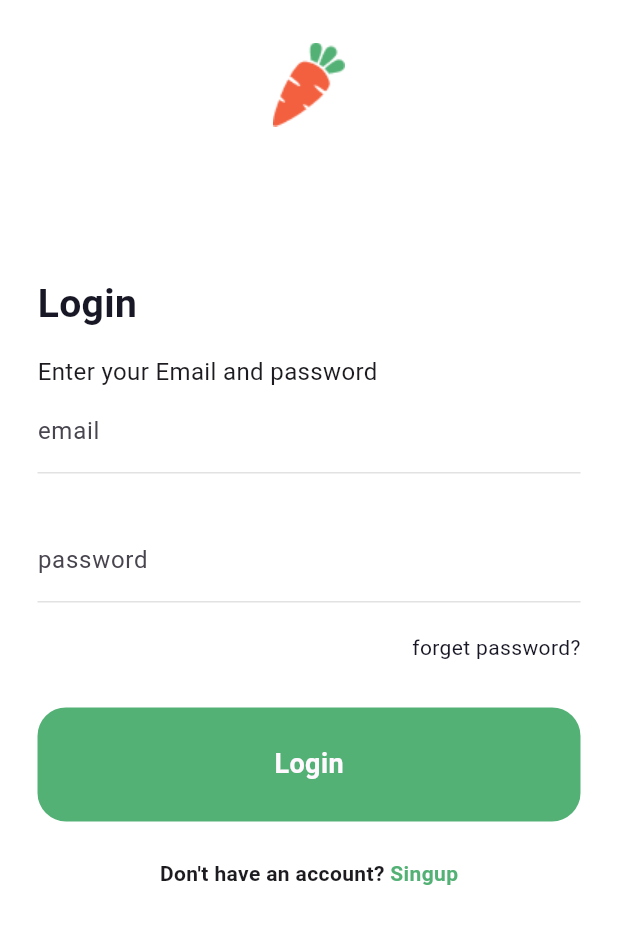
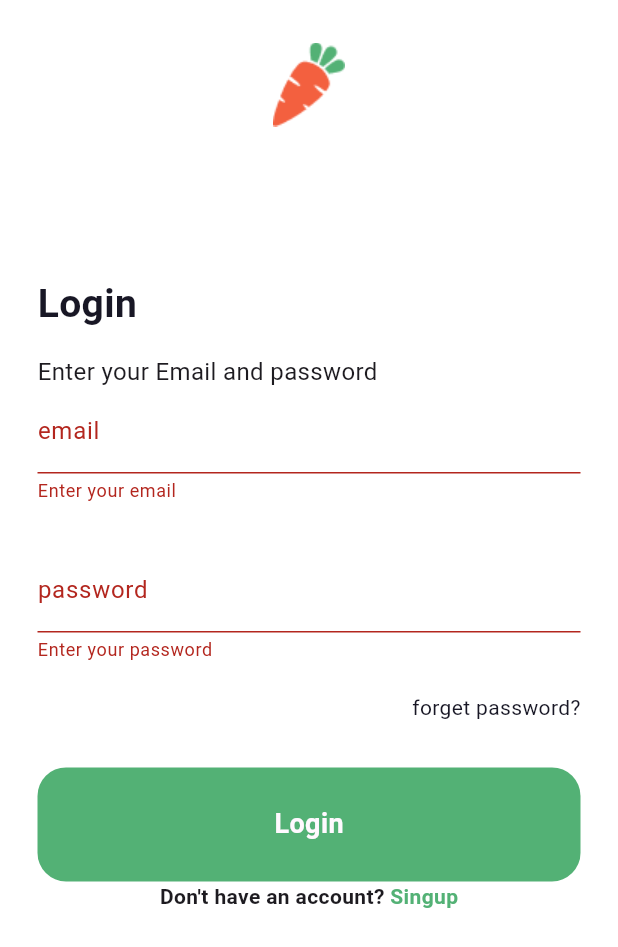
Before and after one commit to itsdalia/gerocry_app, a Flutter app: the screen it shows after launch, after a tap on "Login", on a phone screen of 412 x 824 dp. Shown: the top 947 px of the screen. Run offline on Flutter 3.47's test engine with Material 3 defaults, Android fonts, the phone set to English and light mode, and no system bars.

```diff
--- a/lib/screens/login_screen.dart
+++ b/lib/screens/login_screen.dart
@@ -5,7 +5,9 @@ import 'package:grocery_app/widgets/login_form.dart';
 import 'package:grocery_app/widgets/login_header.dart';
 
 class LoginScreen extends StatelessWidget {
-  const LoginScreen({super.key});
+  LoginScreen({super.key});
+
+  final GlobalKey<FormState> _formKey = GlobalKey<FormState>();
 
   @override
   Widget build(BuildContext context) {
@@ -19,9 +21,8 @@ class LoginScreen extends StatelessWidget {
               crossAxisAlignment: CrossAxisAlignment.start,
               children: [
                 LoginHeader(),
-                LoginForm(),
-                CustomButton(),
-                SizedBox(height: 25),
+                LoginForm(formKey: _formKey),
+                CustomButton(formKey: _formKey),
                 DontHaveWidget(),
               ],
             ),
--- a/lib/widgets/custom_button.dart
+++ b/lib/widgets/custom_button.dart
@@ -1,7 +1,9 @@
 import 'package:flutter/material.dart';
 
 class CustomButton extends StatelessWidget {
-  const CustomButton({super.key});
+  final GlobalKey<FormState> formKey;
+
+  const CustomButton({super.key, required this.formKey});
 
   @override
   Widget build(BuildContext context) {
@@ -9,7 +11,9 @@ class CustomButton extends StatelessWidget {
       children: [
         InkWell(
           onTap: () {
-            print("on Tapped");
+            if (formKey.currentState!.validate()) {
+              print("Form is valid, proceed with login");
+            }
           },
           child: Container(
             padding: EdgeInsets.symmetric(vertical: 25),
--- a/lib/widgets/dont_have_widget.dart
+++ b/lib/widgets/dont_have_widget.dart
@@ -14,11 +14,16 @@ class DontHaveWidget extends StatelessWidget {
               "Don't have an account? ",
               style: TextStyle(fontWeight: FontWeight.w600),
             ),
-            Text(
-              "Singup",
-              style: TextStyle(
-                fontWeight: FontWeight.w600,
-                color: Color(0xff53B175),
+            InkWell(
+              onTap: () {
+                print("Signup tapped");
+              },
+              child: Text(
+                "Singup",
+                style: TextStyle(
+                  fontWeight: FontWeight.w600,
+                  color: Color(0xff53B175),
+                ),
               ),
             ),
           ],
--- a/lib/widgets/login_form.dart
+++ b/lib/widgets/login_form.dart
@@ -1,16 +1,29 @@
-
 import 'package:flutter/material.dart';
 
 class LoginForm extends StatelessWidget {
-  const LoginForm({super.key});
+  final GlobalKey<FormState> formKey;
+
+  const LoginForm({super.key, required this.formKey});
 
   @override
   Widget build(BuildContext context) {
-    return Column(
+    return Form(
+      key: formKey,
+      child: Column(
         children: [
           TextFormField(
             onTapOutside: (value) {
               FocusScope.of(context).unfocus();
+            },
+            validator: (value) {
+              if (value == null || value.isEmpty) {
+                return "Enter your email";
+              }
+              final emailRegex = RegExp(r'^[\w-\.]+@([\w-]+\.)+[\w-]{2,4}$');
+              if (!emailRegex.hasMatch(value)) {
+                return "Enter a valid email";
+              }
+              return null;
             },
             decoration: InputDecoration(
               labelText: "email",
@@ -23,9 +36,28 @@ class LoginForm extends StatelessWidget {
             ),
           ),
           SizedBox(height: 30),
-        TextField(
+          TextFormField(
+            obscureText: true,
             onTapOutside: (value) {
               FocusScope.of(context).unfocus();
+            },
+            validator: (value) {
+              if (value == null || value.isEmpty) {
+                return "Enter your password";
+              }
+              if (value.length < 6) {
+                return "Password must be at least 6 characters";
+              }
+              if (!RegExp(r'[A-Z]').hasMatch(value)) {
+                return "Password must contain an uppercase letter";
+              }
+              if (!RegExp(r'[a-z]').hasMatch(value)) {
+                return "Password must contain a lowercase letter";
+              }
+              if (!RegExp(r'[0-9]').hasMatch(value)) {
+                return "Password must contain a number";
+              }
+              return null;
             },
             decoration: InputDecoration(
               labelText: "password",
@@ -47,6 +79,7 @@ class LoginForm extends StatelessWidget {
           ),
           SizedBox(height: 30),
         ],
+      ),
     );
   }
 }
--- a/lib/widgets/login_header.dart
+++ b/lib/widgets/login_header.dart
@@ -1,7 +1,7 @@
 import 'package:flutter/material.dart';
 
 class LoginHeader extends StatelessWidget {
-  LoginHeader({super.key});
+  const LoginHeader({super.key});
 
   @override
   Widget build(BuildContext context) {
```
Lines whose indentation alone changed are shown as unchanged.
